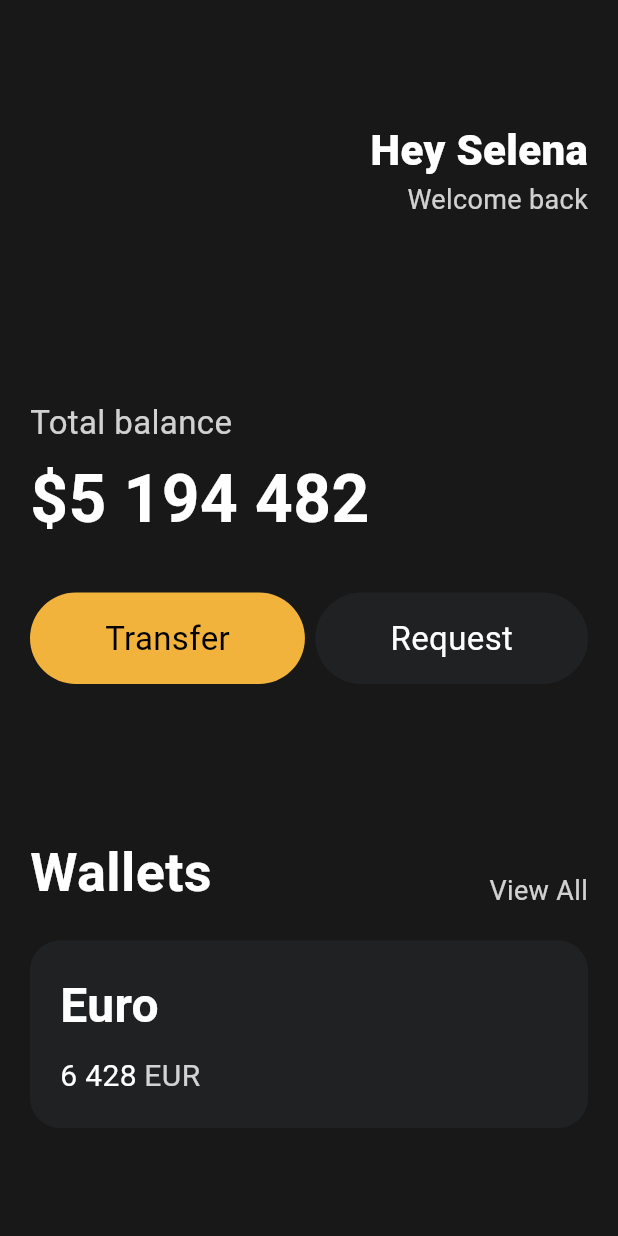
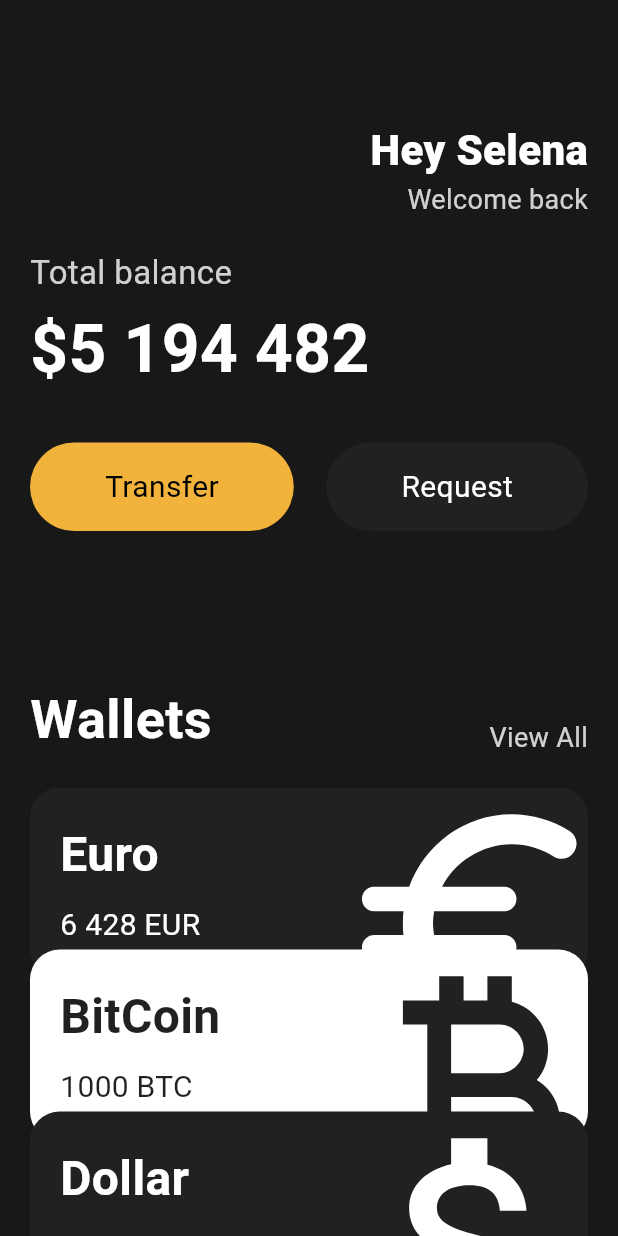
Before and after one commit to Castanea02/Learn_Flutter, a Flutter app: the screen it shows after launch, on a phone screen of 412 x 824 dp. Run offline on Flutter 3.47's test engine with Material 3 defaults, Android fonts, the phone set to English and light mode, and no system bars.

Commit message:
[UI CHALLENGE] Code Challenge

```diff
--- a/lib/main.dart
+++ b/lib/main.dart
@@ -1,5 +1,8 @@
+import 'package:flutter/cupertino.dart';
 import 'package:flutter/material.dart';
+import 'package:flutter/widgets.dart';
 import 'package:toonflix/widgets/button.dart';
+import 'package:toonflix/widgets/currency_card.dart';
 
 void main() {
   runApp(const App());
@@ -13,7 +16,8 @@ class App extends StatelessWidget {
     return MaterialApp(
       home: Scaffold(
         backgroundColor: const Color(0xFF181818),
-        body: Padding(
+        body: SingleChildScrollView(
+          child: Padding(
             padding: const EdgeInsets.symmetric(
               horizontal: 20,
             ),
@@ -48,7 +52,7 @@ class App extends StatelessWidget {
                   ],
                 ),
                 const SizedBox(
-                height: 120,
+                  height: 20,
                 ),
                 Text(
                   "Total balance",
@@ -112,54 +116,32 @@ class App extends StatelessWidget {
                 const SizedBox(
                   height: 20,
                 ),
-              Container(
-                  decoration: BoxDecoration(
-                      color: const Color(0xFF1F2123),
-                      borderRadius: BorderRadius.circular(20)),
-                  child: Padding(
-                    padding: const EdgeInsets.all(20),
-                    child: Row(
-                      children: [
-                        Column(
-                          crossAxisAlignment: CrossAxisAlignment.start,
-                          children: [
-                            const Text(
-                              "Euro",
-                              style: TextStyle(
-                                  color: Colors.white,
-                                  fontSize: 32,
-                                  fontWeight: FontWeight.w600),
+                const CurrencyCard(
+                  name: "Euro",
+                  code: "EUR",
+                  amount: "6 428",
+                  icon: Icons.euro_rounded,
+                  isInverted: false,
+                  offset: 0,
                 ),
-                            const SizedBox(
-                              height: 10,
+                const CurrencyCard(
+                  name: "BitCoin",
+                  code: "BTC",
+                  amount: "1000",
+                  icon: Icons.currency_bitcoin,
+                  isInverted: true,
+                  offset: -20,
                 ),
-                            Row(
-                              children: [
-                                const Text(
-                                  "6 428",
-                                  style: TextStyle(
-                                    color: Colors.white,
-                                    fontSize: 20,
-                                  ),
-                                ),
-                                const SizedBox(
-                                  width: 5,
-                                ),
-                                Text(
-                                  "EUR",
-                                  style: TextStyle(
-                                    color: Colors.white.withOpacity(0.8),
-                                    fontSize: 20,
-                                  ),
+                const CurrencyCard(
+                  name: "Dollar",
+                  code: "USD",
+                  amount: "1000",
+                  icon: Icons.attach_money,
+                  isInverted: false,
+                  offset: -40,
                 ),
               ],
             ),
-                          ],
-                        ),
-                      ],
-                    ),
-                  )),
-            ],
           ),
         ),
       ),
--- a/lib/widgets/button.dart
+++ b/lib/widgets/button.dart
@@ -22,7 +22,7 @@ class Button extends StatelessWidget {
           text,
           style: TextStyle(
             color: textColor,
-            fontSize: 22,
+            fontSize: 20,
           ),
         ),
       ),
--- /dev/null
+++ b/lib/widgets/currency_card.dart
@@ -0,0 +1,86 @@
+import 'package:flutter/material.dart';
+
+class CurrencyCard extends StatelessWidget {
+  final String name, code, amount;
+  final IconData icon;
+  final bool isInverted;
+  final double offset;
+  final blackColor = const Color(0xFF1F2123);
+
+  const CurrencyCard({
+    super.key,
+    required this.name,
+    required this.code,
+    required this.amount,
+    required this.icon,
+    required this.isInverted,
+    required this.offset,
+  });
+
+  @override
+  Widget build(BuildContext context) {
+    return Transform.translate(
+      offset: Offset(0, offset),
+      child: Container(
+          clipBehavior: Clip.hardEdge,
+          decoration: BoxDecoration(
+              color: isInverted ? Colors.white : const Color(0xFF1F2123),
+              borderRadius: BorderRadius.circular(20)),
+          child: Padding(
+            padding: const EdgeInsets.all(20),
+            child: Row(
+              mainAxisAlignment: MainAxisAlignment.spaceBetween,
+              children: [
+                Column(
+                  crossAxisAlignment: CrossAxisAlignment.start,
+                  children: [
+                    Text(
+                      name,
+                      style: TextStyle(
+                          color: isInverted ? blackColor : Colors.white,
+                          fontSize: 32,
+                          fontWeight: FontWeight.w600),
+                    ),
+                    const SizedBox(
+                      height: 10,
+                    ),
+                    Row(
+                      children: [
+                        Text(
+                          amount,
+                          style: TextStyle(
+                            color: isInverted ? blackColor : Colors.white,
+                            fontSize: 20,
+                          ),
+                        ),
+                        const SizedBox(
+                          width: 5,
+                        ),
+                        Text(
+                          code,
+                          style: TextStyle(
+                            color: isInverted ? blackColor : Colors.white,
+                            fontSize: 20,
+                          ),
+                        ),
+                      ],
+                    ),
+                  ],
+                ),
+                Transform.scale(
+                  scale: 2.2,
+                  child: Transform.translate(
+                    offset: const Offset(-5, 12),
+                    child: Icon(
+                      icon,
+                      color: isInverted ? blackColor : Colors.white,
+                      size: 88,
+                    ),
+                  ),
+                )
+              ],
+            ),
+          )),
+    );
+  }
+}
```
Lines whose indentation alone changed are shown as unchanged.
